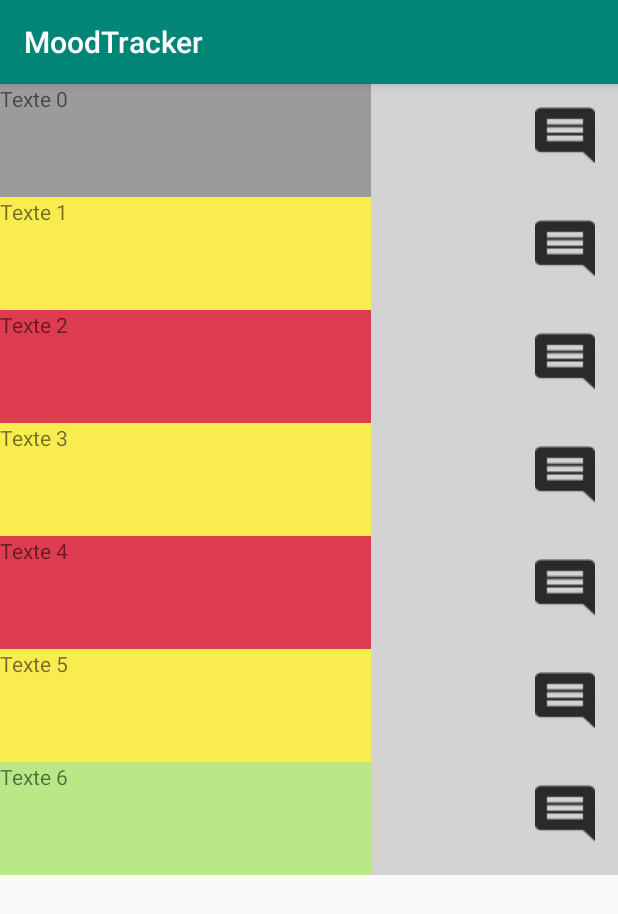
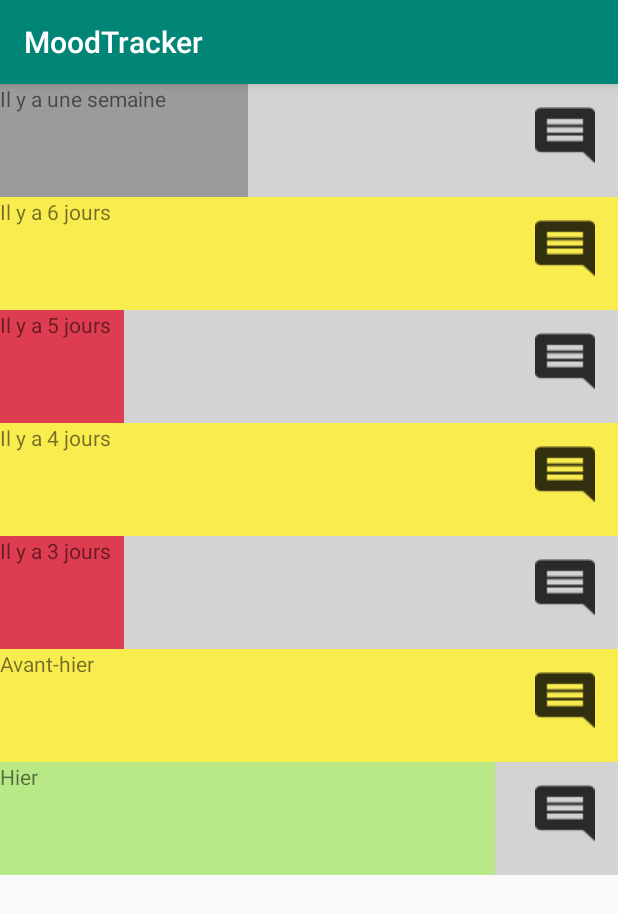
Before and after one commit to GautierClqt/MoodTracker, an Android app: the HistoricDisplayActivity screen opened directly, with no data from a screen before it, on a phone screen of 412 x 824 dp. Shown: the top 914 px of the screen. Run offline under Robolectric (Android 15) with nearby library versions, the phone set to English and light mode, and no system bars.

Commit message:
rectifying previous commit: adding files

```diff
--- a/app/src/main/java/com/cliquet/gautier/moodtracker/HistoricDisplayActivity.java
+++ b/app/src/main/java/com/cliquet/gautier/moodtracker/HistoricDisplayActivity.java
@@ -11,13 +11,17 @@ import java.util.Random;
 public class HistoricDisplayActivity extends AppCompatActivity {
 
     //variables
-    private ArrayList<String> mDays = new ArrayList<>();
+    private ArrayList<String> mDaysList = new ArrayList<>();
     private ArrayList<Integer> mBackgroundColorList = new ArrayList<>();
+    private ArrayList<Integer> mTextviewWeightList = new ArrayList<>();
     private ArrayList<String> mWithComment = new ArrayList<>();
 
     private int mBackgroundColor;
+    private int mTextviewWeight;
+    private String mDays;
     Random rand = new Random();
     Mood mood = new Mood();
+    Utils util = new Utils();
 
     @Override
     protected void onCreate(Bundle savedInstanceState) {
@@ -30,11 +34,14 @@ public class HistoricDisplayActivity extends AppCompatActivity {
     //TEST: méthode permettant de remplir le listitem pour le recycler view -- DOIT ETRE EFFACE DANS LE PROJET FINAL
     private void initLists() {
 
-        for(int i = 0; i < 7; i++) {
-            mDays.add("Texte" + " " + i);
+        for(int i = 6; i >= 0; i--) {
+            mDays = util.historicDayPast(i);
+            mDaysList.add(mDays);
             mBackgroundColor = rand.nextInt(5);
+            mTextviewWeight = mBackgroundColor;
             mBackgroundColor = mood.changeBackgroundColor(mBackgroundColor);
             mBackgroundColorList.add(mBackgroundColor);
+            mTextviewWeightList.add(mTextviewWeight);
         }
 
         initRecyclerView();
@@ -42,7 +49,7 @@ public class HistoricDisplayActivity extends AppCompatActivity {
 
     private void initRecyclerView() {
         RecyclerView recyclerView = findViewById(R.id.activity_historic_recycler);
-        RecyclerViewAdapter adapter = new RecyclerViewAdapter(this, mDays, mBackgroundColorList);
+        RecyclerViewAdapter adapter = new RecyclerViewAdapter(this, mDaysList, mBackgroundColorList, mTextviewWeightList);
         recyclerView.setAdapter(adapter);
         recyclerView.setLayoutManager(new LinearLayoutManager(this));
     }
--- a/app/src/main/java/com/cliquet/gautier/moodtracker/RecyclerViewAdapter.java
+++ b/app/src/main/java/com/cliquet/gautier/moodtracker/RecyclerViewAdapter.java
@@ -1,5 +1,6 @@
 package com.cliquet.gautier.moodtracker;
 
+import android.app.ActionBar;
 import android.content.Context;
 import android.support.annotation.NonNull;
 import android.support.v7.widget.RecyclerView;
@@ -18,11 +19,13 @@ public class RecyclerViewAdapter extends RecyclerView.Adapter<RecyclerViewAdapte
     private Context mContext;
     private ArrayList<String> mSinceWhen;
     private ArrayList<Integer> mBackgroundColor;
+    private ArrayList<Integer> mDynamicWeight;
 
-    public RecyclerViewAdapter(Context mContext, ArrayList<String> mSinceWhen, ArrayList<Integer> mBackgroundColor) {
+    public RecyclerViewAdapter(Context mContext, ArrayList<String> mSinceWhen, ArrayList<Integer> mBackgroundColor, ArrayList<Integer> mDynamicWeight) {
         this.mContext = mContext;
         this.mSinceWhen = mSinceWhen;
         this.mBackgroundColor = mBackgroundColor;
+        this.mDynamicWeight = mDynamicWeight;
     }
 
     @NonNull
@@ -38,6 +41,22 @@ public class RecyclerViewAdapter extends RecyclerView.Adapter<RecyclerViewAdapte
 
         viewHolder.historicText.setText(mSinceWhen.get(i));
         viewHolder.historicText.setBackgroundColor(mBackgroundColor.get(i));
+
+        float f = mDynamicWeight.get(i);
+
+        LinearLayout.LayoutParams param1 = new LinearLayout.LayoutParams(
+                ViewGroup.LayoutParams.MATCH_PARENT,
+                ViewGroup.LayoutParams.MATCH_PARENT,
+                4-f
+        );
+
+        LinearLayout.LayoutParams param2 = new LinearLayout.LayoutParams(
+                ViewGroup.LayoutParams.MATCH_PARENT,
+                ViewGroup.LayoutParams.MATCH_PARENT,
+                1+f
+        );
+        viewHolder.historicText.setLayoutParams(param1);
+        viewHolder.blankText.setLayoutParams(param2);
     }
 
     @Override
@@ -47,15 +66,15 @@ public class RecyclerViewAdapter extends RecyclerView.Adapter<RecyclerViewAdapte
 
     public class ViewHolder extends RecyclerView.ViewHolder {
 
-        LinearLayout historicParentLayout;
         TextView historicText;
+        TextView blankText;
         ImageView historicCommentImage;
 
         public ViewHolder(@NonNull View itemView) {
             super(itemView);
 
             historicText = itemView.findViewById(R.id.layout_historic_listitem_sincewhen_text);
-            historicText = itemView.findViewById(R.id.layout_historic_listitem_sincewhen_text);
+            blankText = itemView.findViewById(R.id.layout_historic_listitem_blanktextview_text);
             historicCommentImage = itemView.findViewById(R.id.layout_historic_listitem_attachedcomment_image);
         }
     }
--- a/app/src/main/java/com/cliquet/gautier/moodtracker/Utils.java
+++ b/app/src/main/java/com/cliquet/gautier/moodtracker/Utils.java
@@ -19,4 +19,26 @@ public class Utils {
         }
         return isANewDay;
     }
+
+    public String historicDayPast(int intDays) {
+        String sinceWhen = "";
+
+        switch (intDays) {
+            case 0: sinceWhen = "Hier";
+                break;
+            case 1: sinceWhen = "Avant-hier";
+                break;
+            case 2: sinceWhen = "Il y a 3 jours";
+                break;
+            case 3: sinceWhen = "Il y a 4 jours";
+                break;
+            case 4: sinceWhen = "Il y a 5 jours";
+                break;
+            case 5: sinceWhen = "Il y a 6 jours";
+                break;
+            case 6: sinceWhen = "Il y a une semaine";
+                break;
+        }
+        return sinceWhen;
+    }
 }
--- a/app/src/main/res/layout/layout_historic_listitem.xml
+++ b/app/src/main/res/layout/layout_historic_listitem.xml
@@ -18,6 +18,7 @@
             android:text="Il y a x jours" />
 
         <TextView
+            android:id="@+id/layout_historic_listitem_blanktextview_text"
             android:layout_width="match_parent"
             android:layout_height="match_parent"
             android:layout_weight="3"
```
